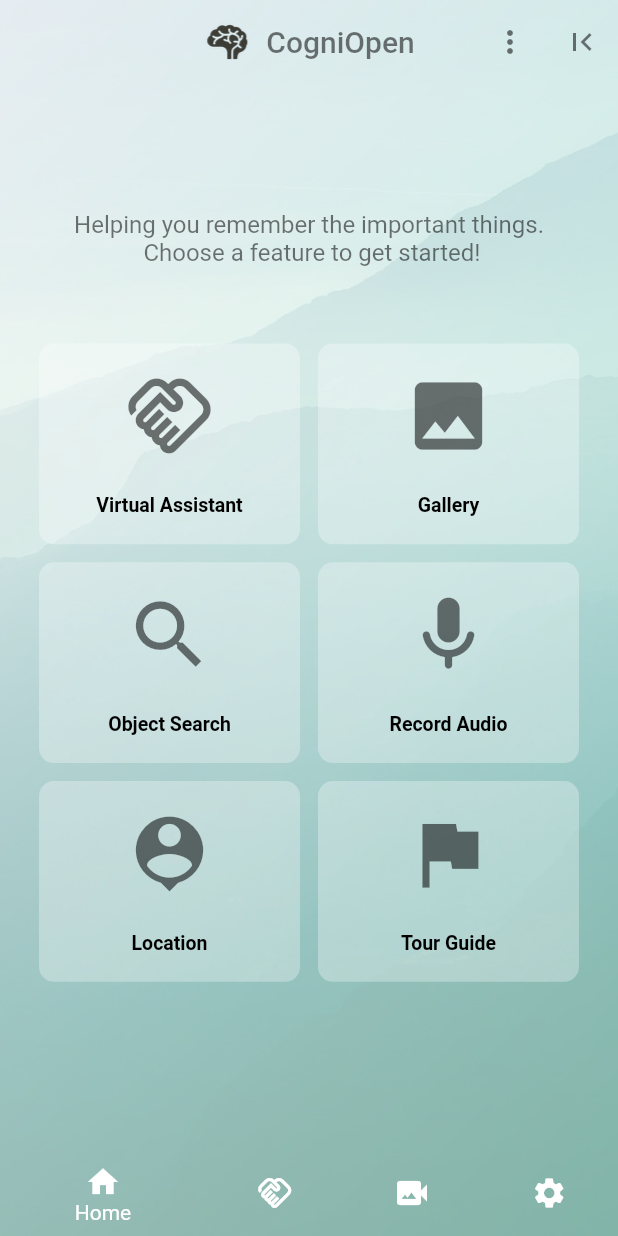
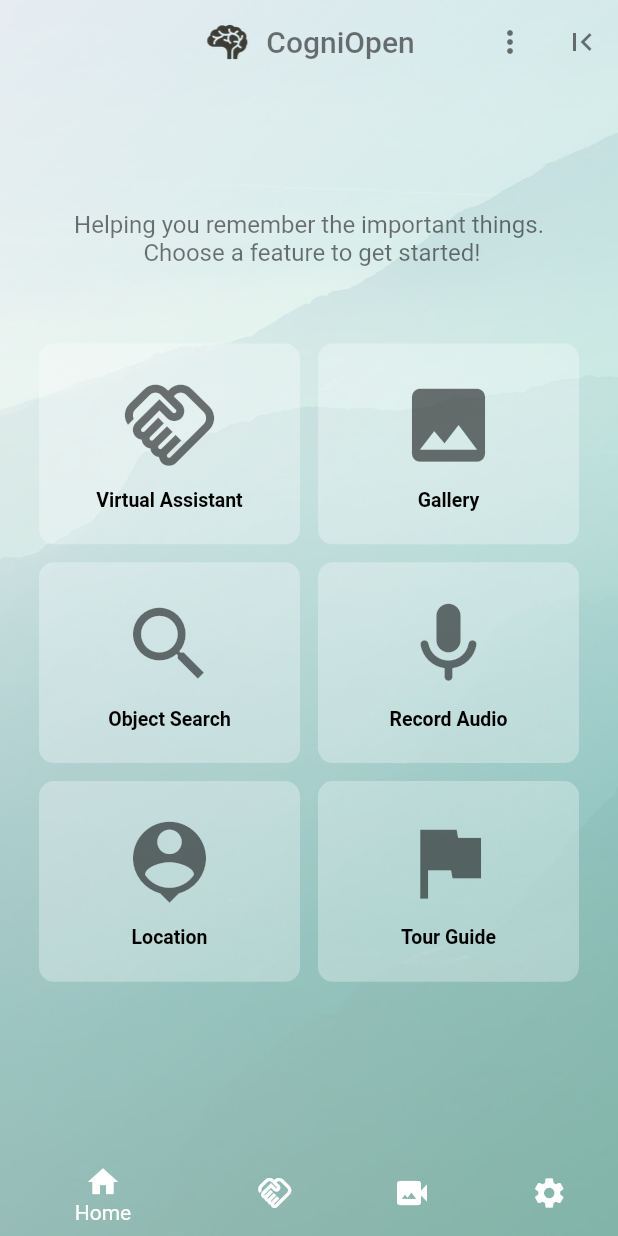
Before and after one commit to umgc/fall2023, a Flutter app: the HomeScreen screen opened by its route, on a phone screen of 412 x 824 dp. Run offline on Flutter 3.47's test engine with Material 2 defaults, Android fonts, the phone set to English and light mode, and no system bars; our stand-ins replace avatar_glow, camera, chewie, flutter_dotenv, flutter_speed_dial, flutter_tts and 10 more; missing offline and left inert: aws_client, aws_rekognition_api, aws_s3_api, aws_transcribe_api, dart_openai, external_path and 3 more; accounts and stored records are empty.

Commit message:
Adjust icon sizes, adding back some icons

```diff
--- a/cogniopenapp/lib/ui/homeScreen.dart
+++ b/cogniopenapp/lib/ui/homeScreen.dart
@@ -14,6 +14,8 @@ import 'package:flutter/material.dart';
 // Main HomeScreen widget which is a stateless widget.
 class HomeScreen extends StatelessWidget {
   bool hasBeenInitialized = false;
+
+  double iconSize = 65;
 
   @override
   Widget build(BuildContext context) {
@@ -113,21 +115,23 @@ class HomeScreen extends StatelessWidget {
                     _buildElevatedButton(
                       context: context,
                       icon: Icon(Icons.handshake_outlined,
-                          size: 60, color: Colors.black54),
+                          size: iconSize, color: Colors.black54),
                       text: 'Virtual Assistant',
                       screen: AssistantScreen(),
                       keyName: "VirtualAssistantButtonKey",
                     ),
                     _buildElevatedButton(
                       context: context,
-                      icon: Icon(Icons.photo, size: 60, color: Colors.black54),
+                      icon: Icon(Icons.photo,
+                          size: iconSize, color: Colors.black54),
                       text: 'Gallery',
                       screen: GalleryScreen(),
                       keyName: "GalleryButtonKey",
                     ),
                     _buildElevatedButton(
                       context: context,
-                      icon: Icon(Icons.search, size: 60, color: Colors.black54),
+                      icon: Icon(Icons.search,
+                          size: iconSize, color: Colors.black54),
                       text: 'Object Search',
                       screen: ResponseScreen(),
                       keyName: "VideoRecordingButtonKey",
@@ -135,7 +139,7 @@ class HomeScreen extends StatelessWidget {
                     _buildElevatedButton(
                       context: context,
                       icon: Icon(Icons.mic_rounded,
-                          size: 60, color: Colors.black54),
+                          size: iconSize, color: Colors.black54),
                       text: 'Record Audio',
                       screen: AudioScreen(),
                       keyName: "AudioRecordingButtonKey",
@@ -143,14 +147,15 @@ class HomeScreen extends StatelessWidget {
                     _buildElevatedButton(
                       context: context,
                       icon: Icon(Icons.location_history,
-                          size: 60, color: Colors.black54),
+                          size: iconSize, color: Colors.black54),
                       text: 'Location',
                       screen: SignificantObjectScreen(),
                       keyName: "LocationObjectButtonKey",
                     ),
                     _buildElevatedButton(
                       context: context,
-                      icon: Icon(Icons.flag, size: 60, color: Colors.black54),
+                      icon: Icon(Icons.flag,
+                          size: iconSize, color: Colors.black54),
                       text: 'Tour Guide',
                       screen: TourScreen(),
                       keyName: "TourGuideButtonKey",
@@ -196,7 +201,7 @@ class HomeScreen extends StatelessWidget {
         mainAxisSize: MainAxisSize.min,
         children: [
           icon,
-          const SizedBox(height: 22.0),
+          const SizedBox(height: 10.0),
           Text(
             text,
             style: const TextStyle(
--- a/cogniopenapp/lib/ui/settingsScreen.dart
+++ b/cogniopenapp/lib/ui/settingsScreen.dart
@@ -33,10 +33,6 @@ class SettingsScreen extends StatelessWidget {
                     child: Row(
                       //mainAxisAlignment: MainAxisAlignment.center,
                       children: [
-                        Image.asset(
-                          'assets/icons/camera.png',
-                          width: 35.0, // You can adjust the width and height
-                        ),
                         const Text("    Significant Objects",
                             textAlign: TextAlign.left,
                             style: TextStyle(
@@ -52,7 +48,7 @@ class SettingsScreen extends StatelessWidget {
                                         SignificantObjectScreen()));
                           },
                           icon: const Icon(
-                            Icons.arrow_forward_outlined,
+                            Icons.key,
                             size: 35,
                             color: Colors.blue,
                           ),
```
Also changed, not shown: cogniopenapp/lib/ui/significantObjectsScreen.dart (+4 -12 lines).
